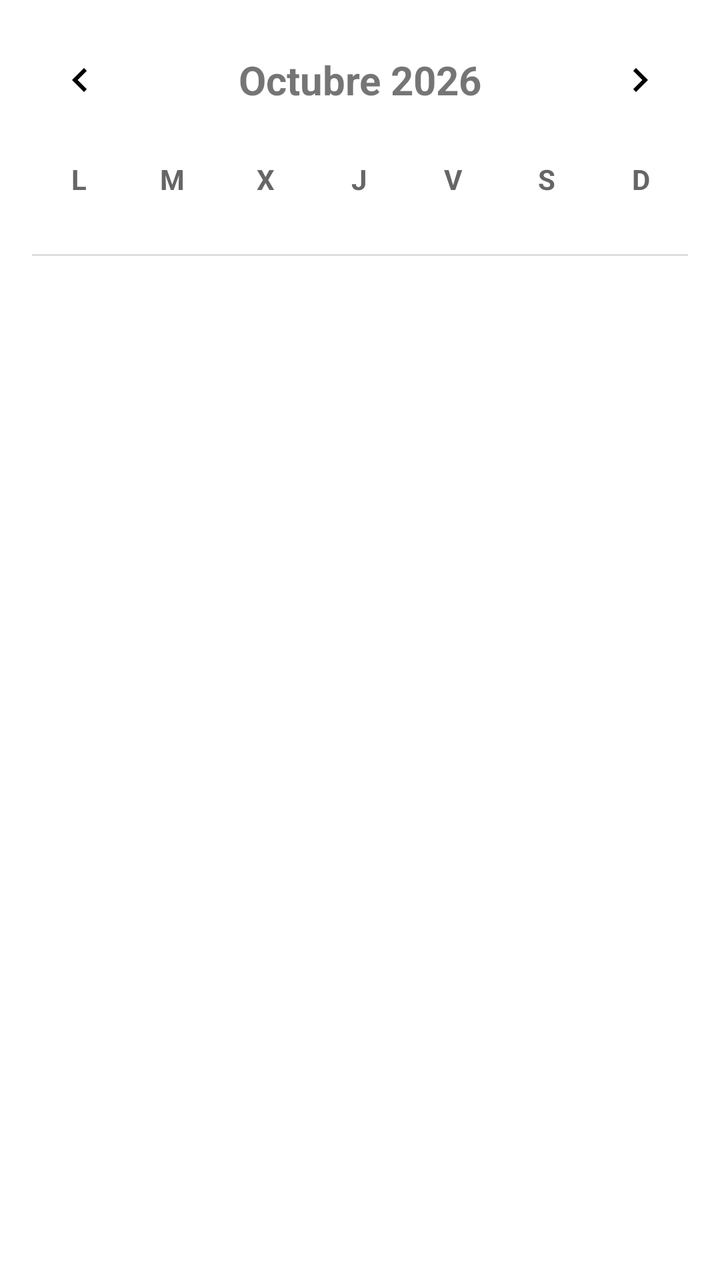
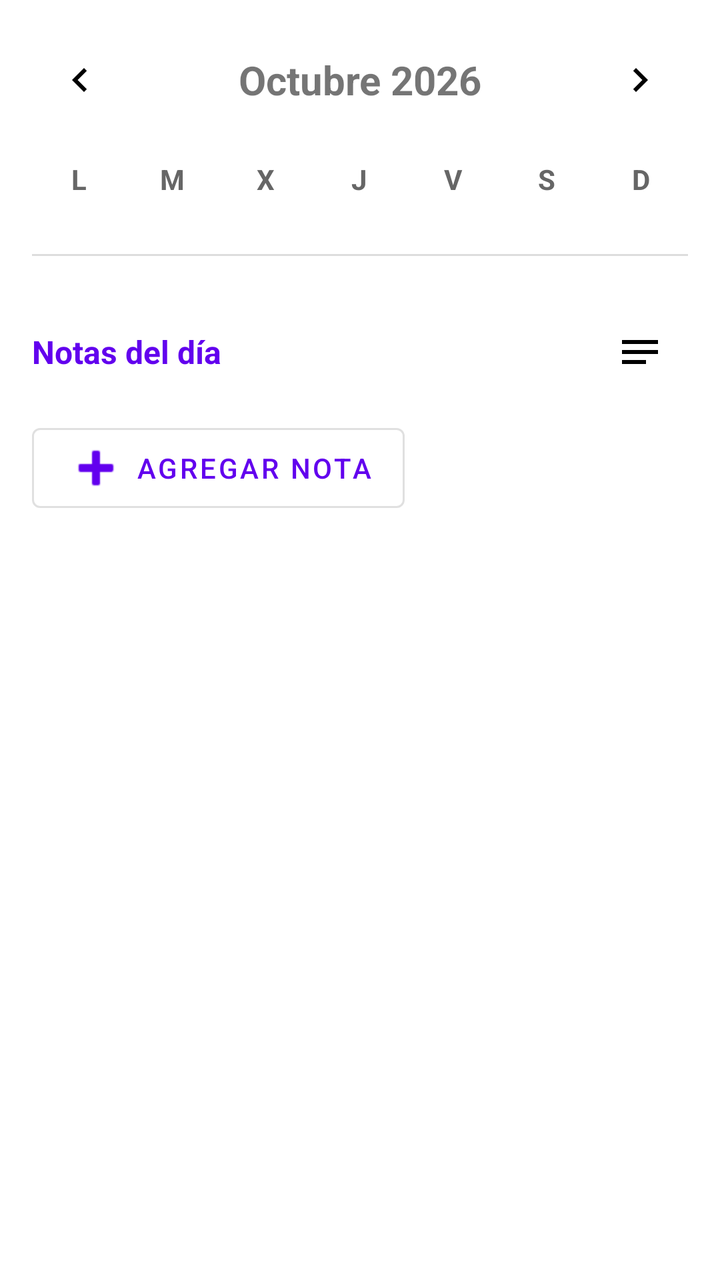

Two renders of the same Android screen: before a commit and after it. Below are the layout's source before the change and the commit's diff.
<!-- AndroidManifest.xml: application theme Theme.AppTurismo -->
<!-- res/layout/fragment_calendar.xml -->
<?xml version="1.0" encoding="utf-8"?>
<androidx.core.widget.NestedScrollView
    xmlns:android="http://schemas.android.com/apk/res/android"
    xmlns:app="http://schemas.android.com/apk/res-auto"
    android:layout_width="match_parent"
    android:layout_height="match_parent"
    android:fillViewport="true">

    <LinearLayout
        android:layout_width="match_parent"
        android:layout_height="wrap_content"
        android:orientation="vertical"
        android:padding="16dp">

        
        <LinearLayout
            android:layout_width="match_parent"
            android:layout_height="wrap_content"
            android:orientation="horizontal"
            android:gravity="center_vertical">

            <ImageButton
                android:id="@+id/prevMonthButton"
                android:layout_width="48dp"
                android:layout_height="48dp"
                android:background="?attr/selectableItemBackgroundBorderless"
                android:src="@drawable/ic_chevron_left"
                android:contentDescription="Mes anterior" />

            <TextView
                android:id="@+id/monthLabel"
                android:layout_width="0dp"
                android:layout_height="wrap_content"
                android:layout_weight="1"
                android:gravity="center"
                android:textSize="20sp"
                android:textStyle="bold"
                android:text="Octubre 2026" />

            <ImageButton
                android:id="@+id/nextMonthButton"
                android:layout_width="48dp"
                android:layout_height="48dp"
                android:background="?attr/selectableItemBackgroundBorderless"
                android:src="@drawable/ic_chevron_right"
                android:contentDescription="Mes siguiente" />
        </LinearLayout>

        
        <LinearLayout
            android:layout_width="match_parent"
            android:layout_height="wrap_content"
            android:orientation="horizontal"
            android:layout_marginTop="8dp">

            <TextView style="@style/CalendarWeekday" android:text="L" />
            <TextView style="@style/CalendarWeekday" android:text="M" />
            <TextView style="@style/CalendarWeekday" android:text="X" />
            <TextView style="@style/CalendarWeekday" android:text="J" />
            <TextView style="@style/CalendarWeekday" android:text="V" />
            <TextView style="@style/CalendarWeekday" android:text="S" />
            <TextView style="@style/CalendarWeekday" android:text="D" />
        </LinearLayout>

        
        <androidx.recyclerview.widget.RecyclerView
            android:id="@+id/calendarGrid"
            android:layout_width="match_parent"
            android:layout_height="wrap_content"
            android:layout_marginTop="4dp"
            android:nestedScrollingEnabled="false" />

        <View
            android:layout_width="match_parent"
            android:layout_height="1dp"
            android:layout_marginTop="16dp"
            android:background="#DDDDDD" />

        
        <TextView
            android:id="@+id/selectedDayLabel"
            android:layout_width="match_parent"
            android:layout_height="wrap_content"
            android:layout_marginTop="16dp"
            android:textSize="16sp"
            android:textStyle="bold"
            android:textColor="@color/purple_500"
            android:visibility="gone" />

        
        <androidx.recyclerview.widget.RecyclerView
            android:id="@+id/dayToursList"
            android:layout_width="match_parent"
            android:layout_height="wrap_content"
            android:layout_marginTop="8dp"
            android:nestedScrollingEnabled="false" />

        
        <TextView
            android:id="@+id/emptyText"
            android:layout_width="match_parent"
            android:layout_height="wrap_content"
            android:layout_marginTop="16dp"
            android:gravity="center"
            android:textSize="14sp"
            android:textColor="@color/gray"
            android:text="Selecciona un día para ver los tours disponibles"
            android:visibility="gone" />

    </LinearLayout>
</androidx.core.widget.NestedScrollView>
<!-- resources referenced by this layout -->
<resources>
  <color name="gray">#FF666666</color>
  <color name="purple_500">#FF6200EE</color>
  <!-- drawable ic_chevron_left (drawable) -->
  <vector xmlns:android="http://schemas.android.com/apk/res/android"
      android:width="24dp" android:height="24dp"
      android:viewportWidth="24" android:viewportHeight="24">
      <path android:fillColor="#FF000000"
          android:pathData="M15.41,7.41L14,6l-6,6 6,6 1.41,-1.41L10.83,12z"/>
  </vector>
  <!-- drawable ic_chevron_right (drawable) -->
  <vector xmlns:android="http://schemas.android.com/apk/res/android"
      android:width="24dp" android:height="24dp"
      android:viewportWidth="24" android:viewportHeight="24">
      <path android:fillColor="#FF000000"
          android:pathData="M10,6L8.59,7.41 13.17,12l-4.58,4.59L10,18l6,-6z"/>
  </vector>
  <style name="CalendarWeekday">
          <item name="android:layout_width">0dp</item>
          <item name="android:layout_height">wrap_content</item>
          <item name="android:layout_weight">1</item>
          <item name="android:gravity">center</item>
          <item name="android:textSize">14sp</item>
          <item name="android:textStyle">bold</item>
          <item name="android:textColor">@color/gray</item>
          <item name="android:paddingVertical">8dp</item>
      </style>
  <style name="Theme.AppTurismo" parent="Theme.MaterialComponents.DayNight.NoActionBar">
          
          <item name="colorPrimary">@color/purple_500</item>
          <item name="colorPrimaryVariant">@color/purple_700</item>
          <item name="colorOnPrimary">@color/white</item>
  
          
          <item name="colorSecondary">@color/teal_200</item>
          <item name="colorSecondaryVariant">@color/teal_700</item>
          <item name="colorOnSecondary">@color/black</item>
  
          
          <item name="android:windowBackground">@color/white</item>
          <item name="android:statusBarColor">@color/purple_500</item>
  
          
          <item name="android:navigationBarColor">@color/white</item>
      </style>
  <color name="purple_700">#FF3700B3</color>
  <color name="white">#FFFFFFFF</color>
  <color name="teal_200">#FF03DAC5</color>
  <color name="teal_700">#FF018786</color>
  <color name="black">#FF000000</color>
</resources>

<!-- the commit's change to res/layout/fragment_calendar.xml (unified diff, before → after) -->
@@ -95,6 +95,51 @@
             android:layout_marginTop="8dp"
             android:nestedScrollingEnabled="false" />
 
+
+        
+        <LinearLayout
+            android:layout_width="match_parent"
+            android:layout_height="wrap_content"
+            android:layout_marginTop="16dp"
+            android:orientation="horizontal"
+            android:gravity="center_vertical">
+
+            <TextView
+                android:layout_width="0dp"
+                android:layout_height="wrap_content"
+                android:layout_weight="1"
+                android:text="Notas del día"
+                android:textSize="16sp"
+                android:textStyle="bold"
+                android:textColor="@color/purple_500" />
+
+            <ImageButton
+                android:id="@+id/toggleNotesButton"
+                android:layout_width="48dp"
+                android:layout_height="48dp"
+                android:background="?attr/selectableItemBackgroundBorderless"
+                android:src="@drawable/ic_notes"
+                android:contentDescription="Mostrar/ocultar notas" />
+        </LinearLayout>
+
+        
+        <androidx.recyclerview.widget.RecyclerView
+            android:id="@+id/notesList"
+            android:layout_width="match_parent"
+            android:layout_height="wrap_content"
+            android:nestedScrollingEnabled="false" />
+
+        
+        <com.google.android.material.button.MaterialButton
+            android:id="@+id/addNoteButton"
+            style="@style/Widget.MaterialComponents.Button.OutlinedButton"
+            android:layout_width="wrap_content"
+            android:layout_height="wrap_content"
+            android:layout_marginTop="8dp"
+            android:text="Agregar nota"
+            app:icon="@android:drawable/ic_input_add" />
+
+
         
         <TextView
             android:id="@+id/emptyText"
<!-- resource entries referenced after the edit -->
@@ -15,6 +15,16 @@
       android:viewportWidth="24" android:viewportHeight="24">
       <path android:fillColor="#FF000000"
           android:pathData="M10,6L8.59,7.41 13.17,12l-4.58,4.59L10,18l6,-6z"/>
+  </vector>
+  <!-- drawable ic_notes (drawable) -->
+  <vector xmlns:android="http://schemas.android.com/apk/res/android"
+      android:width="24dp"
+      android:height="24dp"
+      android:viewportWidth="24"
+      android:viewportHeight="24">
+      <path
+          android:fillColor="#FF000000"
+          android:pathData="M3,18h12v-2L3,16v2zM3,6v2h18L21,6L3,6zM3,13h18v-2L3,11v2z"/>
   </vector>
   <style name="CalendarWeekday">
           <item name="android:layout_width">0dp</item>
